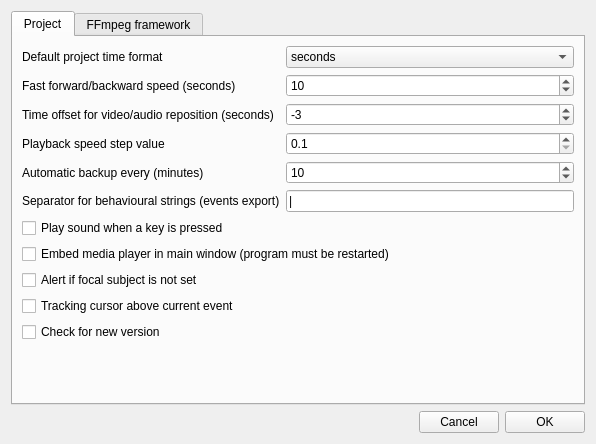
Above: preferences.ui from olivierfriard/BORIS before the change. Below: the same form after it.
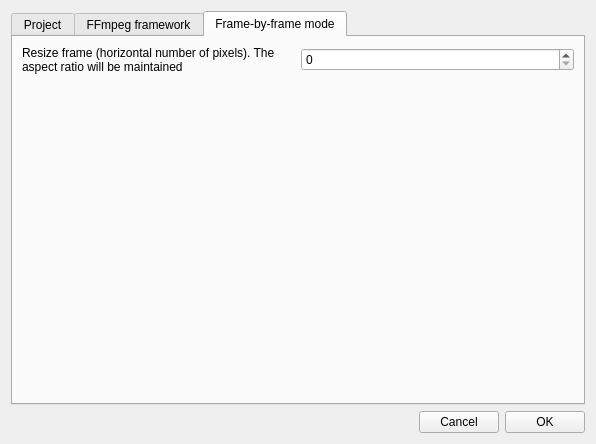
That is the form after the change. The open tabs and pages were chosen to show the change.

Commit message: added frame resizing function

```diff
--- a/preferences.ui
+++ b/preferences.ui
@@ -273,6 +273,50 @@
          </item>
         </layout>
        </widget>
+       <widget class="QWidget" name="tab_3">
+        <attribute name="title">
+         <string>Frame-by-frame mode</string>
+        </attribute>
+        <layout class="QVBoxLayout" name="verticalLayout_6">
+         <item>
+          <layout class="QHBoxLayout" name="horizontalLayout_5">
+           <item>
+            <widget class="QLabel" name="lbResize">
+             <property name="text">
+              <string>Resize frame (horizontal number of pixels). The aspect ratio will be maintained</string>
+             </property>
+             <property name="wordWrap">
+              <bool>true</bool>
+             </property>
+            </widget>
+           </item>
+           <item>
+            <widget class="QSpinBox" name="sbFrameResize">
+             <property name="maximum">
+              <number>1920</number>
+             </property>
+             <property name="singleStep">
+              <number>10</number>
+             </property>
+            </widget>
+           </item>
+          </layout>
+         </item>
+         <item>
+          <spacer name="verticalSpacer_2">
+           <property name="orientation">
+            <enum>Qt::Vertical</enum>
+           </property>
+           <property name="sizeHint" stdset="0">
+            <size>
+             <width>20</width>
+             <height>40</height>
+            </size>
+           </property>
+          </spacer>
+         </item>
+        </layout>
+       </widget>
       </widget>
      </item>
      <item>
```
The commit also changes 4 other files.
